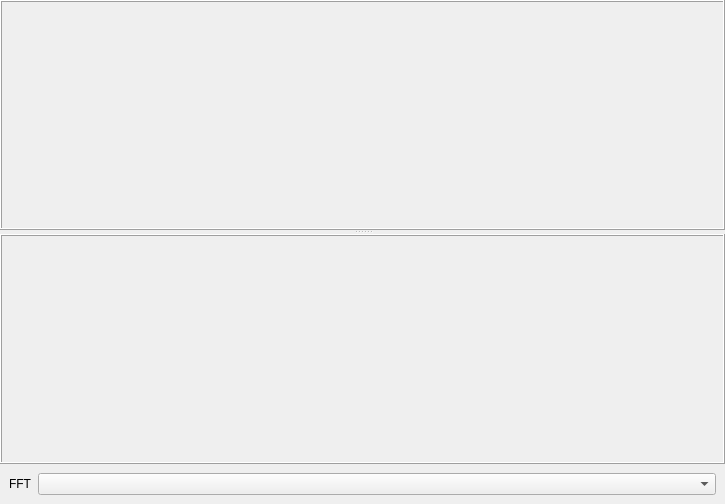
Qt form sources/Arks/Spectral Viewer/Window/spectral_viewer_window.ui (AquaCreatura/AquaWave) before a commit.
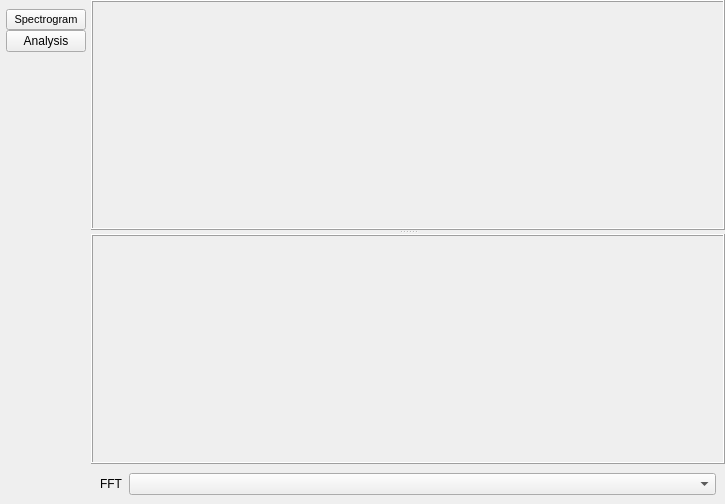
The same form after that commit.

```diff
--- a/sources/Arks/Spectral Viewer/Window/spectral_viewer_window.ui
+++ b/sources/Arks/Spectral Viewer/Window/spectral_viewer_window.ui
@@ -21,7 +21,7 @@
   </property>
   <layout class="QGridLayout" name="gridLayout">
    <property name="leftMargin">
-    <number>0</number>
+    <number>6</number>
    </property>
    <property name="topMargin">
     <number>0</number>
@@ -154,6 +154,99 @@
      </layout>
     </widget>
    </item>
+   <item row="0" column="0" rowspan="2">
+    <widget class="QFrame" name="verticalFrame">
+     <property name="sizePolicy">
+      <sizepolicy hsizetype="Maximum" vsizetype="Preferred">
+       <horstretch>0</horstretch>
+       <verstretch>0</verstretch>
+      </sizepolicy>
+     </property>
+     <property name="layoutDirection">
+      <enum>Qt::LeftToRight</enum>
+     </property>
+     <layout class="QVBoxLayout" name="verticalLayout">
+      <property name="spacing">
+       <number>0</number>
+      </property>
+      <property name="leftMargin">
+       <number>0</number>
+      </property>
+      <property name="rightMargin">
+       <number>5</number>
+      </property>
+      <item>
+       <widget class="QPushButton" name="spectrgoram_side_pushbutton">
+        <property name="font">
+         <font>
+          <pointsize>8</pointsize>
+          <weight>50</weight>
+          <bold>false</bold>
+          <kerning>true</kerning>
+         </font>
+        </property>
+        <property name="layoutDirection">
+         <enum>Qt::LeftToRight</enum>
+        </property>
+        <property name="text">
+         <string>Spectrogram</string>
+        </property>
+        <property name="checkable">
+         <bool>false</bool>
+        </property>
+        <property name="autoDefault">
+         <bool>false</bool>
+        </property>
+        <property name="default">
+         <bool>false</bool>
+        </property>
+        <property name="flat">
+         <bool>false</bool>
+        </property>
+       </widget>
+      </item>
+      <item>
+       <widget class="QPushButton" name="analysis_side_pushbutton">
+        <property name="layoutDirection">
+         <enum>Qt::LeftToRight</enum>
+        </property>
+        <property name="text">
+         <string>Analysis</string>
+        </property>
+       </widget>
+      </item>
+      <item>
+       <spacer name="verticalSpacer">
+        <property name="orientation">
+         <enum>Qt::Vertical</enum>
+        </property>
+        <property name="sizeHint" stdset="0">
+         <size>
+          <width>20</width>
+          <height>40</height>
+         </size>
+        </property>
+       </spacer>
+      </item>
+      <item>
+       <spacer name="verticalSpacer_2">
+        <property name="orientation">
+         <enum>Qt::Vertical</enum>
+        </property>
+        <property name="sizeType">
+         <enum>QSizePolicy::Fixed</enum>
+        </property>
+        <property name="sizeHint" stdset="0">
+         <size>
+          <width>20</width>
+          <height>44</height>
+         </size>
+        </property>
+       </spacer>
+      </item>
+     </layout>
+    </widget>
+   </item>
   </layout>
  </widget>
  <resources/>
```
